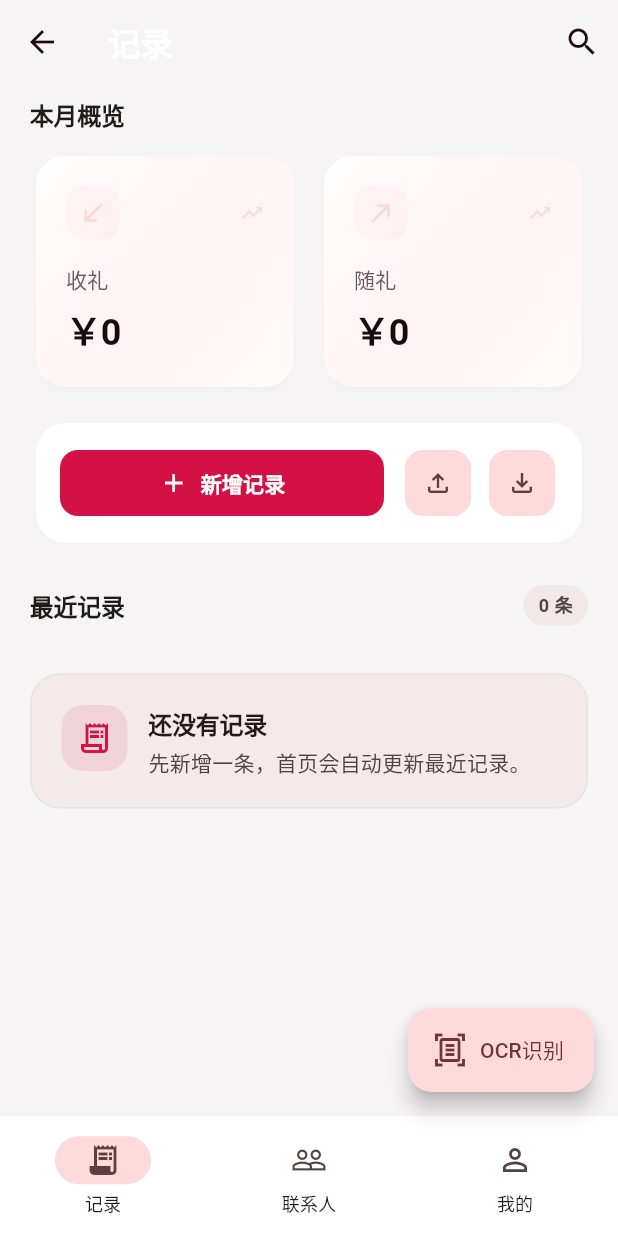
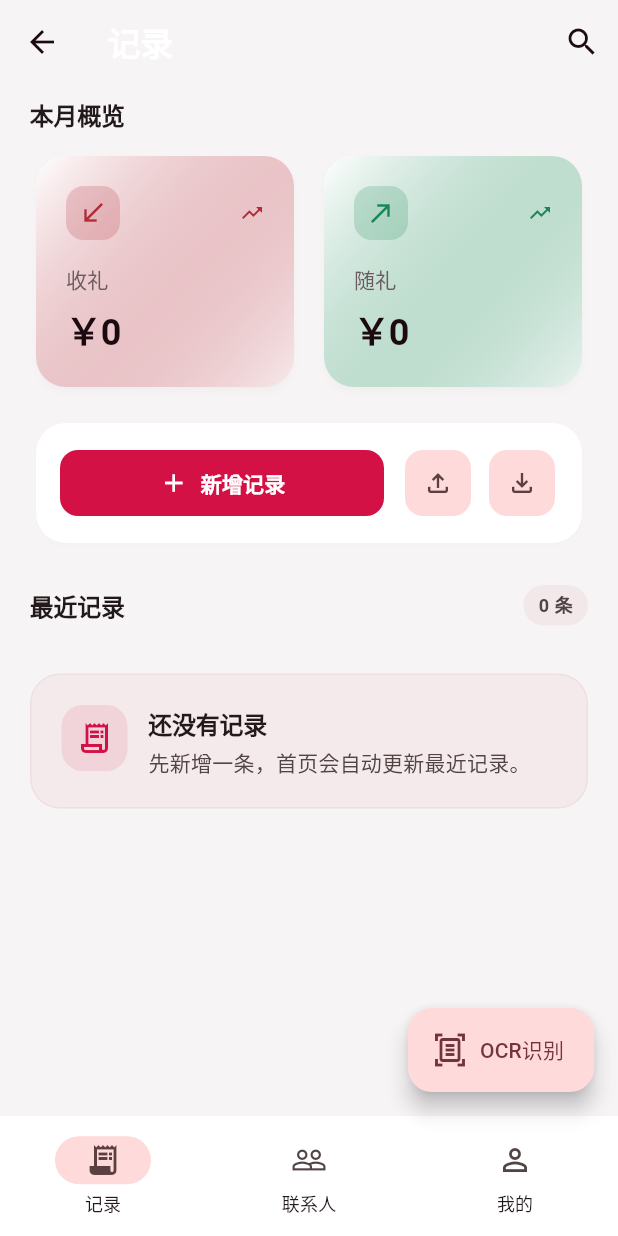
Before and after one commit to JunYingZhou/rqzb, a Flutter app: the screen it shows after launch, on a phone screen of 412 x 824 dp. Run offline on Flutter 3.47's test engine with Material 3 defaults, Android fonts, the phone set to English and light mode, and no system bars; our stand-ins replace flutter_riverpod, image_cropper, image_picker, isar, shared_preferences; missing offline and left inert: google_mlkit_text_recognition; accounts and stored records are empty; generated files the repository leaves out were written again.

Commit message:
颜色修改

```diff
--- a/lib/app.dart
+++ b/lib/app.dart
@@ -2,6 +2,7 @@ import "package:flutter/material.dart";
 import "package:flutter_riverpod/flutter_riverpod.dart";
 import "routes.dart";
 import "state/app_settings.dart";
+import "theme/semantic_colors.dart";
 
 class RenqingLedgerApp extends ConsumerWidget {
   const RenqingLedgerApp({super.key});
@@ -13,8 +14,8 @@ class RenqingLedgerApp extends ConsumerWidget {
     final isDark = brightness == Brightness.dark;
 
     final semanticColors = {
-      "income": const Color(0xFF198754),
-      "expense": const Color(0xFFB02A37),
+      "income": receivedSemanticColor,
+      "expense": sentSemanticColor,
       "neutral": isDark ? const Color(0xFFB8AEB2) : const Color(0xFF6B5A60),
       "surface": isDark ? const Color(0xFF140E11) : const Color(0xFFF7F4F6),
       "onSurface": isDark ? const Color(0xFFF2EAF0) : const Color(0xFF1B0A0F),
--- a/lib/pages/record_page.dart
+++ b/lib/pages/record_page.dart
@@ -8,6 +8,7 @@ import "../data/isar_db.dart";
 import "../data/record_occasion.dart";
 import "../data/renqing_record.dart";
 import "../routes.dart";
+import "../theme/semantic_colors.dart";
 import "../widgets/shell_scaffold.dart";
 
 class _OcrContextDraft {
@@ -488,7 +489,7 @@ class _RecordPageState extends State<RecordPage> {
                               child: _StatCard(
                                 label: "收礼",
                                 value: _formatAmount(income),
-                                highlight: colorScheme.primaryContainer,
+                                highlight: receivedSemanticColor,
                                 icon: Icons.call_received,
                               ),
                             ),
@@ -497,7 +498,7 @@ class _RecordPageState extends State<RecordPage> {
                               child: _StatCard(
                                 label: "随礼",
                                 value: _formatAmount(expense),
-                                highlight: colorScheme.secondaryContainer,
+                                highlight: sentSemanticColor,
                                 icon: Icons.call_made,
                               ),
                             ),
@@ -913,8 +914,7 @@ class _RecordTile extends StatelessWidget {
     final colorScheme = Theme.of(context).colorScheme;
     final isDark = Theme.of(context).brightness == Brightness.dark;
     final isIncome = amount >= 0;
-    final amountColor =
-        isIncome ? const Color(0xFF198754) : const Color(0xFFB02A37);
+    final amountColor = isIncome ? receivedSemanticColor : sentSemanticColor;
     final amountText = "${isIncome ? "+" : "-"}￥${amount.abs()}";
     final noteText = note?.trim();
     final surface = colorScheme.surfaceContainerHighest.withValues(
--- /dev/null
+++ b/lib/theme/semantic_colors.dart
@@ -0,0 +1,5 @@
+import "package:flutter/material.dart";
+
+// Receive/income now uses the former expense color, and send/expense uses the former income color.
+const receivedSemanticColor = Color(0xFFB02A37);
+const sentSemanticColor = Color(0xFF198754);
```
Also changed, not shown: lib/pages/contacts_page.dart (+6 -5 lines), lib/pages/profile_page.dart (+46 -29 lines).
